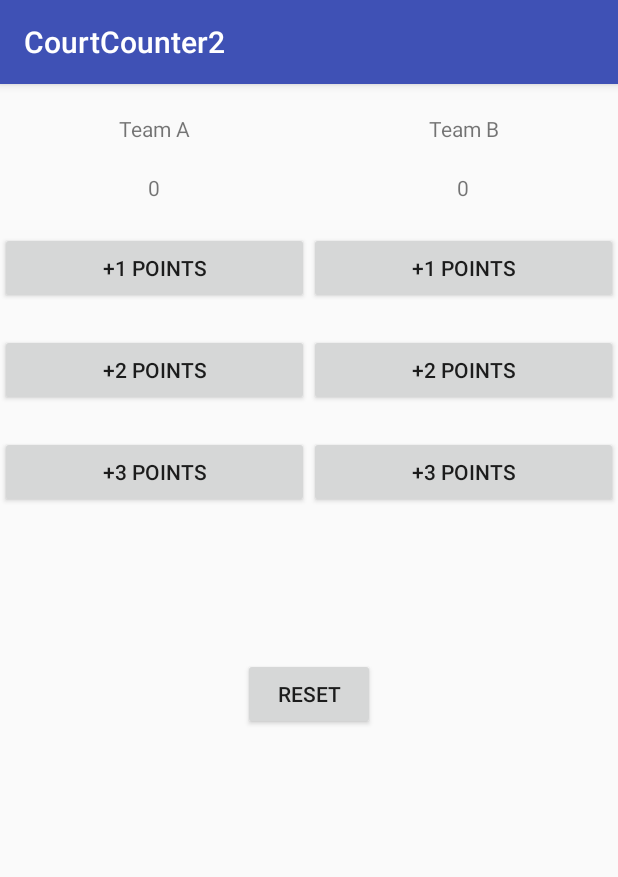
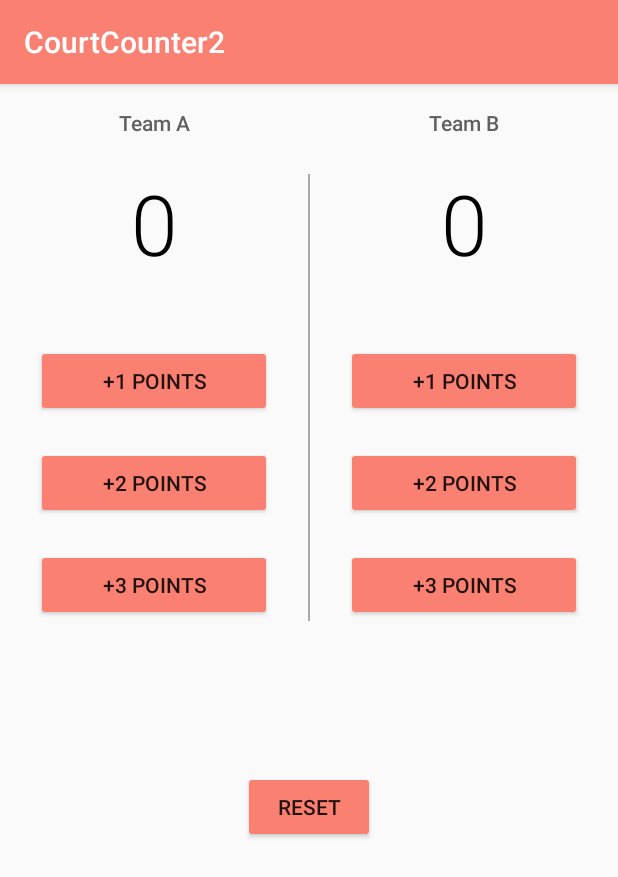
Before and after one commit to Prabhjyotgambhir/CourtCounter2, an Android app: the screen it shows after launch (MainActivity), on a phone screen of 412 x 824 dp. Shown: the top 877 px of the screen. Run offline under Robolectric (Android 15) with nearby library versions, the phone set to English and light mode, and no system bars.

Commit message:
UI changes done

```diff
--- a/app/src/main/res/layout/activity_main.xml
+++ b/app/src/main/res/layout/activity_main.xml
@@ -22,16 +22,22 @@
         android:layout_width="match_parent"
         android:layout_height="wrap_content"
         android:text="Team A"
-        android:layout_marginTop="20dp"
-        android:gravity="center_horizontal"/>
+        android:layout_marginTop="16dp"
+        android:gravity="center_horizontal"
+        android:textSize="14sp"
+        android:textColor="#616161"
+        android:fontFamily="sans-serif-medium"/>
     <TextView
         android:layout_width="match_parent"
         android:layout_height="wrap_content"
         android:text="0"
-        android:textSize="14sp"
+        android:textSize="56sp"
         android:layout_marginTop="20dp"
        android:gravity="center_horizontal"
-        android:id="@+id/teama_score" />
+        android:id="@+id/teama_score"
+        android:fontFamily="sans-serif-light"
+        android:textColor="#000000"
+        android:layout_marginBottom="24dp"/>
 
   <Button
       android:layout_width="match_parent"
@@ -39,6 +45,8 @@
       android:layout_marginTop="20dp"
       android:text="+1 points"
       android:onClick="teama_1score"
+      android:layout_marginLeft="24dp"
+      android:layout_marginRight="24dp"
       />
     <Button
         android:layout_width="match_parent"
@@ -46,6 +54,8 @@
         android:layout_marginTop="20dp"
         android:text="+2 points"
         android:onClick="teama_2score"
+        android:layout_marginLeft="24dp"
+        android:layout_marginRight="24dp"
         />
     <Button
         android:layout_width="match_parent"
@@ -53,8 +63,17 @@
         android:layout_marginTop="20dp"
         android:text="+3 points"
         android:onClick="teama_3score"
+        android:layout_marginLeft="24dp"
+        android:layout_marginRight="24dp"
         />
+
+
 </LinearLayout>
+  <TextView
+      android:layout_width="1dp"
+      android:layout_height="match_parent"
+      android:background="@android:color/darker_gray"
+      android:layout_marginTop="60dp"/>
     <LinearLayout
         android:layout_width="wrap_content"
         android:layout_height="wrap_content"
@@ -66,16 +85,22 @@
             android:layout_width="match_parent"
             android:layout_height="wrap_content"
             android:text="Team B"
-            android:layout_marginTop="20dp"
-            android:gravity="center_horizontal"/>
+            android:layout_marginTop="16dp"
+            android:gravity="center_horizontal"
+            android:textSize="14sp"
+            android:textColor="#616161"
+            android:fontFamily="sans-serif-medium"/>
         <TextView
             android:layout_width="match_parent"
             android:layout_height="wrap_content"
             android:text="0"
-            android:textSize="14sp"
+            android:textSize="56sp"
             android:layout_marginTop="20dp"
             android:gravity="center_horizontal"
             android:id="@+id/teamb_score"
+            android:fontFamily="sans-serif-light"
+            android:textColor="#000000"
+            android:layout_marginBottom="24dp"
             />
 
         <Button
@@ -84,6 +109,8 @@
             android:layout_marginTop="20dp"
             android:text="+1 points"
             android:onClick="teamb_1score"
+            android:layout_marginLeft="24dp"
+            android:layout_marginRight="24dp"
             />
         <Button
             android:layout_width="match_parent"
@@ -91,6 +118,8 @@
             android:layout_marginTop="20dp"
             android:text="+2 points"
             android:onClick="teamb_2score"
+            android:layout_marginLeft="24dp"
+            android:layout_marginRight="24dp"
             />
         <Button
             android:layout_width="match_parent"
@@ -98,6 +127,8 @@
             android:layout_marginTop="20dp"
             android:text="+3 points"
             android:onClick="teamb_3score"
+            android:layout_marginLeft="24dp"
+            android:layout_marginRight="24dp"
             />
     </LinearLayout>
 
@@ -109,5 +140,6 @@
         android:layout_gravity="center_horizontal"
         android:layout_marginTop="100dp"
         android:id="@+id/reset_button"
-        android:onClick="resitit"/>
+        android:onClick="resitit"
+        android:layout_marginBottom="24dp"/>
 </LinearLayout>
--- a/app/src/main/res/values/styles.xml
+++ b/app/src/main/res/values/styles.xml
@@ -3,9 +3,10 @@
     <!-- Base application theme. -->
     <style name="AppTheme" parent="Theme.AppCompat.Light.DarkActionBar">
         <!-- Customize your theme here. -->
-        <item name="colorPrimary">@color/colorPrimary</item>
+        <item name="colorPrimary">#FA8072</item>
         <item name="colorPrimaryDark">@color/colorPrimaryDark</item>
         <item name="colorAccent">@color/colorAccent</item>
+        <item name="colorButtonNormal">#FA8072</item>
     </style>
 
 </resources>
```
